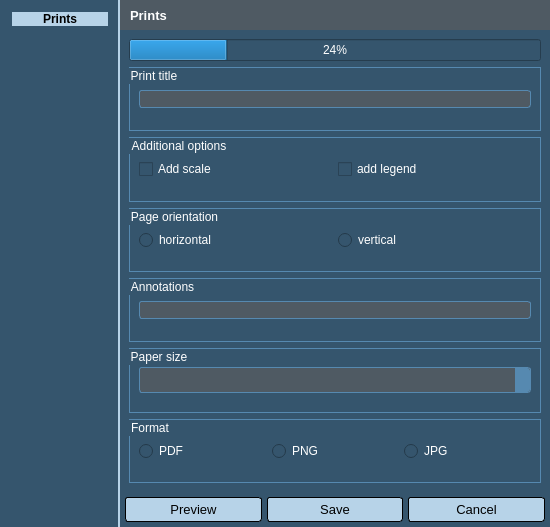
GIAPspzoo/GIAP_PolaMap_lite, file wydruk_dialog.ui: the form before one commit.
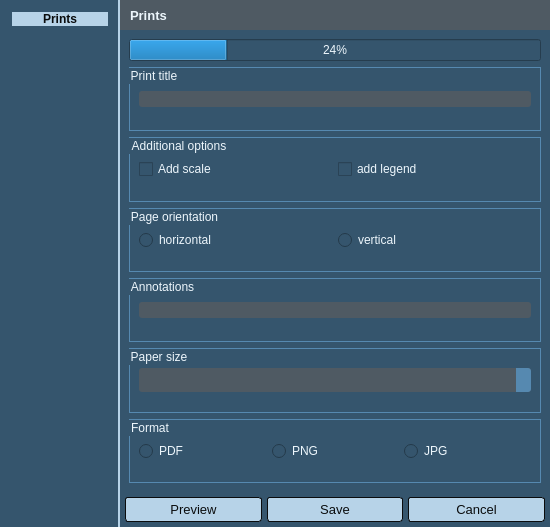
The form after the commit. Icons and pictures are not drawn.

What changed in the file:
```diff
--- a/wydruk_dialog.ui
+++ b/wydruk_dialog.ui
@@ -42,14 +42,13 @@
    <string notr="true">* {
 	background-color: rgb(53, 85, 109);
     font: 10pt &quot;Segoe UI&quot;; 
-	color: white;
+	color: #EDF6FC;
 }
 QComboBox
 {
-	selection-background-color: #b7d3e8;
+	selection-background-color: #6fb1e3;
     background-color: #4f5a63;
-	border-style: solid;
-	border: 1px solid  #5689b0;
+	border: None;
 	border-radius: 3px;
 	padding: 2px;
 	font: 9pt &quot;Segoe UI&quot;;
@@ -80,35 +79,27 @@
 	subcontrol-position: top right;
 	width: 15px;
     background-color: #5689b0;
-	border-left-width: 0px;
+	border-left-width: 0;
 	border-left-color:  #1a2936;
 	border-left-style: solid;
 	border-top-right-radius: 3px; 
 	border-bottom-right-radius: 3px;
 }
 
-QComboBox::down-arrow
-{
-	image: url(icons/down_arrow_disabled.png);
-}
-
-QComboBox::down-arrow:on, 
-QComboBox::down-arrow:hover,
-QComboBox::down-arrow:focus
-{
-	image: url(icons/down_arrow.png);
-}
-
 QLineEdit
 {
-	border: 1px solid #5689b0;
+	border: None;
     border-radius: 3px;
     background-color: #4f5a63;
 }
 
+QLineEdit:focus{
+    border: 1px solid #5689B0;
+}
+
 QPushButton {
-	color: black;
-	border: 1px solid black;
+	color:  #0A0C0D;
+	border: 1px solid  #0A0C0D;
 	background-color: #b7d3e8;
 	border-radius: 3px;
 	padding: 4px;
@@ -237,7 +228,7 @@
            </font>
           </property>
           <property name="styleSheet">
-           <string notr="true">color : white;	font-weight: bold;</string>
+           <string notr="true">color : #EDF6FC;	font-weight: bold;</string>
           </property>
           <property name="text">
            <string>Prints</string>
@@ -455,7 +446,7 @@
            </font>
           </property>
           <property name="styleSheet">
-           <string notr="true">color : white;	font-weight: bold;</string>
+           <string notr="true">color : #EDF6FC;	font-weight: bold;</string>
           </property>
           <property name="text">
            <string>Finish</string>
@@ -619,7 +610,7 @@
        <widget class="QLabel" name="label_2">
         <property name="styleSheet">
          <string notr="true">   background-color: #b7d3e8;
-   color: black;
+   color:  #0A0C0D;
    font: 10pt &quot;Segoe UI&quot;; 
    font-weight: bold;
 </string>
```
